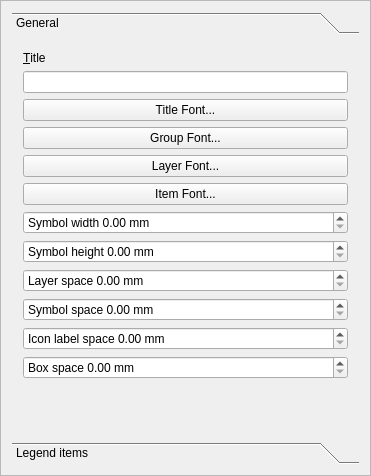
qgis/QGIS, file src/ui/qgscomposerlegendwidgetbase.ui: the form before one commit.
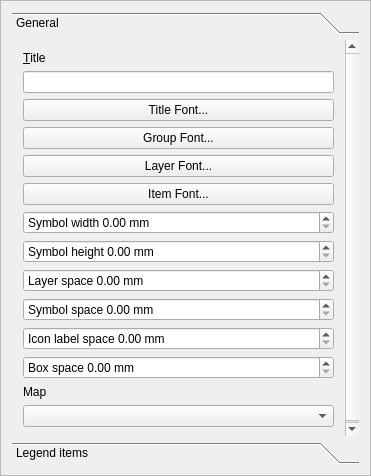
The form after the commit. The open tabs and pages were chosen to show the change.

Diff of the .ui file:
```diff
--- a/src/ui/qgscomposerlegendwidgetbase.ui
+++ b/src/ui/qgscomposerlegendwidgetbase.ui
@@ -163,7 +163,7 @@
              </property>
             </widget>
            </item>
-           <item row="12" column="0">
+           <item row="14" column="0">
             <spacer name="verticalSpacer">
              <property name="orientation">
               <enum>Qt::Vertical</enum>
@@ -176,6 +176,16 @@
              </property>
             </spacer>
            </item>
+           <item row="13" column="0">
+            <widget class="QComboBox" name="mMapComboBox"/>
+           </item>
+           <item row="12" column="0">
+            <widget class="QLabel" name="mMapLabel">
+             <property name="text">
+              <string>Map</string>
+             </property>
+            </widget>
+           </item>
           </layout>
          </widget>
          <widget class="QWidget" name="page_2">
```
Left out of the diff: 2 changed lines with no effect on the pictures.
